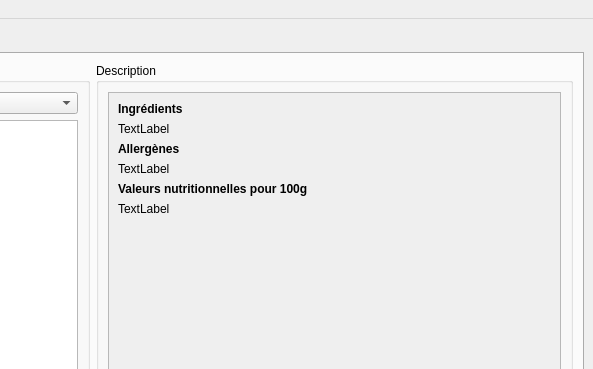
First picture: the form in views/main_window.ui, repository RoroTiti/OC_P5, before the edit; both pictures show x 407 to 1000 and y 0 to 369 of the 1000 by 600 pixel window.
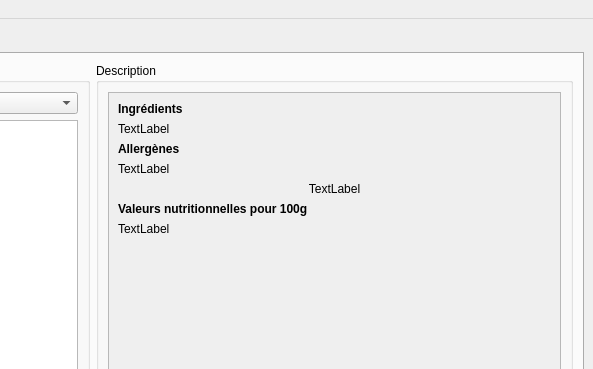
Second picture: the form after the edit.

Commit message: Nutriscore displaying with image

What changed in the file:
```diff
--- a/views/main_window.ui
+++ b/views/main_window.ui
@@ -68,7 +68,23 @@
                  </property>
                 </widget>
                </item>
-               <item row="8" column="0" colspan="2">
+               <item row="7" column="0" colspan="2">
+                <widget class="QLabel" name="lbl_nutriments">
+                 <property name="sizePolicy">
+                  <sizepolicy hsizetype="Ignored" vsizetype="Preferred">
+                   <horstretch>0</horstretch>
+                   <verstretch>0</verstretch>
+                  </sizepolicy>
+                 </property>
+                 <property name="text">
+                  <string>TextLabel</string>
+                 </property>
+                 <property name="textInteractionFlags">
+                  <set>Qt::LinksAccessibleByMouse|Qt::TextSelectableByMouse</set>
+                 </property>
+                </widget>
+               </item>
+               <item row="9" column="0" colspan="2">
                 <spacer name="verticalSpacer">
                  <property name="orientation">
                   <enum>Qt::Vertical</enum>
@@ -126,26 +142,20 @@
                  </property>
                 </widget>
                </item>
-               <item row="5" column="0" colspan="2">
+               <item row="6" column="0" colspan="2">
                 <widget class="QLabel" name="label_3">
                  <property name="text">
                   <string>&lt;b&gt;Valeurs nutritionnelles pour 100g&lt;/b&gt;</string>
                  </property>
                 </widget>
                </item>
-               <item row="6" column="0" colspan="2">
-                <widget class="QLabel" name="lbl_nutriments">
-                 <property name="sizePolicy">
-                  <sizepolicy hsizetype="Ignored" vsizetype="Preferred">
-                   <horstretch>0</horstretch>
-                   <verstretch>0</verstretch>
-                  </sizepolicy>
-                 </property>
+               <item row="5" column="0" colspan="2">
+                <widget class="QLabel" name="lbl_nutriscore">
                  <property name="text">
                   <string>TextLabel</string>
                  </property>
-                 <property name="textInteractionFlags">
-                  <set>Qt::LinksAccessibleByMouse|Qt::TextSelectableByMouse</set>
+                 <property name="alignment">
+                  <set>Qt::AlignCenter</set>
                  </property>
                 </widget>
                </item>
```
Left out of the diff: 6 changed lines with no effect on the pictures. The commit also changes 10 other files.
